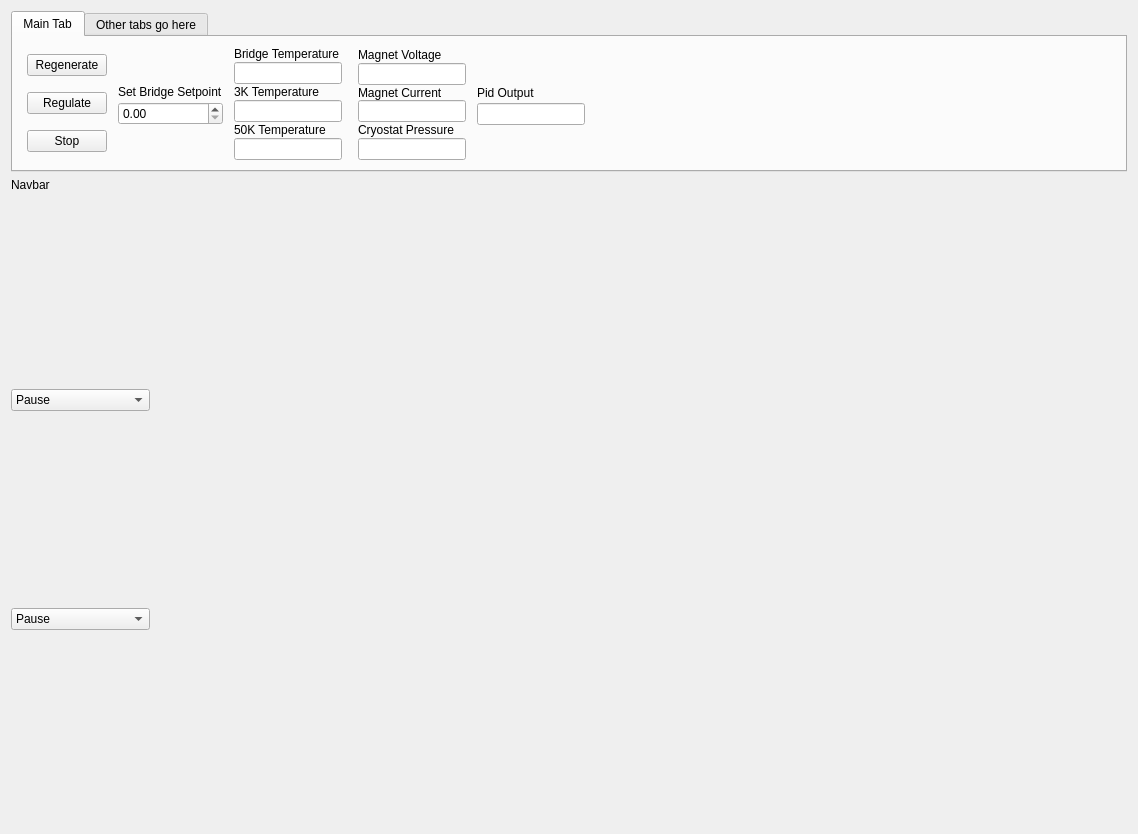
First picture: the form in ui_devel/gui.ui, repository ColumbiaCMB/adr_control, before the edit.
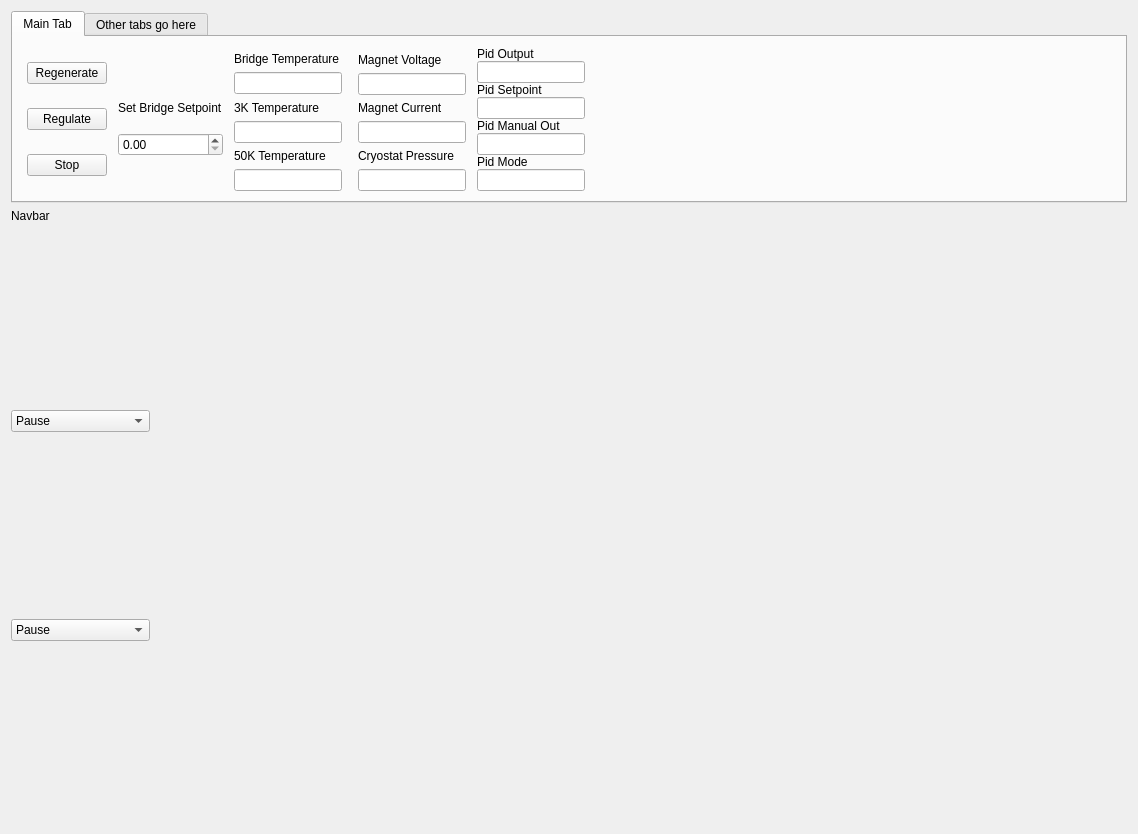
Second picture: the form after the edit.

Commit message: Tested the regulate methods. They were causing large jolts. The offset between the bridge temperature and the input at the front of the PID was most of the issue, and the whole system was made more solid. The GUI also now has PID information that was useful for debugging. Should perhaps be moved to a separate tab.

```diff
--- a/ui_devel/gui.ui
+++ b/ui_devel/gui.ui
@@ -404,18 +404,9 @@
            <property name="spacing">
             <number>0</number>
            </property>
-           <property name="leftMargin">
+           <property name="margin">
             <number>0</number>
            </property>
-           <property name="topMargin">
-            <number>35</number>
-           </property>
-           <property name="rightMargin">
-            <number>0</number>
-           </property>
-           <property name="bottomMargin">
-            <number>35</number>
-           </property>
            <item>
             <widget class="QLabel" name="label_6">
              <property name="text">
@@ -436,6 +427,57 @@
              </property>
             </widget>
            </item>
+           <item>
+            <widget class="QLabel" name="label_7">
+             <property name="text">
+              <string>Pid Setpoint</string>
+             </property>
+            </widget>
+           </item>
+           <item>
+            <widget class="QLineEdit" name="pid_setpoint_value">
+             <property name="sizePolicy">
+              <sizepolicy hsizetype="Minimum" vsizetype="Fixed">
+               <horstretch>0</horstretch>
+               <verstretch>0</verstretch>
+              </sizepolicy>
+             </property>
+            </widget>
+           </item>
+           <item>
+            <widget class="QLabel" name="label_12">
+             <property name="text">
+              <string>Pid Manual Out</string>
+             </property>
+            </widget>
+           </item>
+           <item>
+            <widget class="QLineEdit" name="pid_manual_output_value">
+             <property name="sizePolicy">
+              <sizepolicy hsizetype="Minimum" vsizetype="Fixed">
+               <horstretch>0</horstretch>
+               <verstretch>0</verstretch>
+              </sizepolicy>
+             </property>
+            </widget>
+           </item>
+           <item>
+            <widget class="QLabel" name="label_8">
+             <property name="text">
+              <string>Pid Mode</string>
+             </property>
+            </widget>
+           </item>
+           <item>
+            <widget class="QLineEdit" name="pid_mode_value">
+             <property name="sizePolicy">
+              <sizepolicy hsizetype="Minimum" vsizetype="Fixed">
+               <horstretch>0</horstretch>
+               <verstretch>0</verstretch>
+              </sizepolicy>
+             </property>
+            </widget>
+           </item>
           </layout>
          </item>
         </layout>
```
The commit also changes 4 other files.
